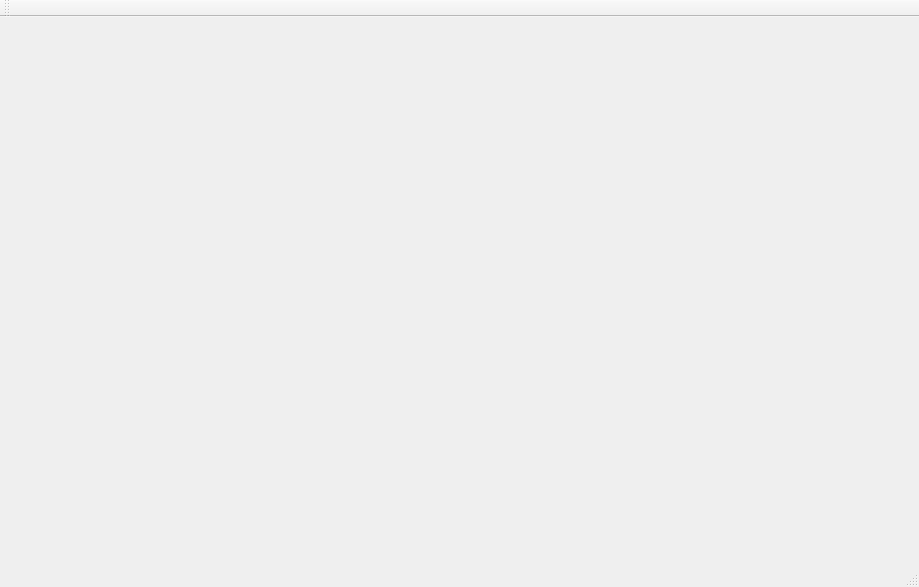
This is ui/main.ui in suisiyuan/IDT_Analyze as Qt 5 draws it before an edit. The edited form follows.
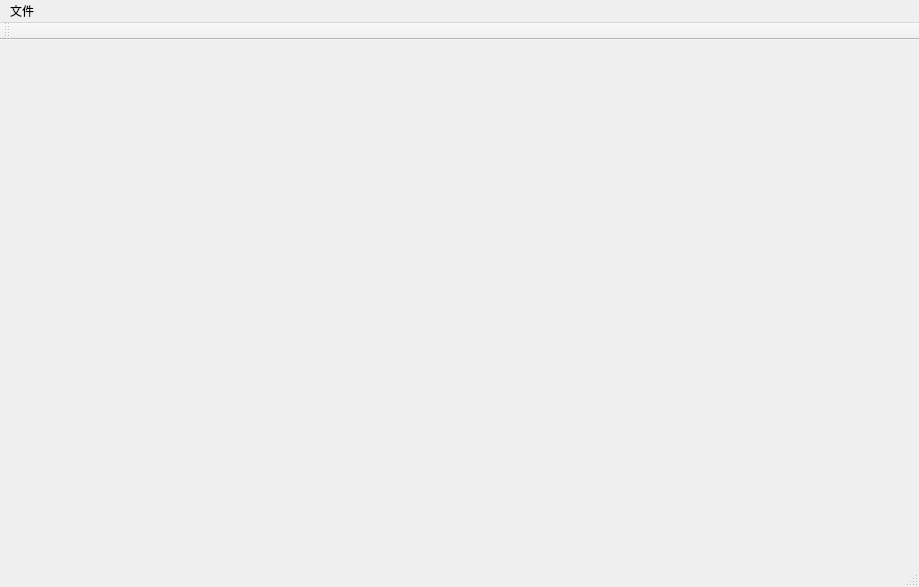
This is the edited form.

Commit message: 修改工程文件，添加生成VS工程脚本。

What changed in the file:
```diff
--- a/ui/main.ui
+++ b/ui/main.ui
@@ -23,13 +23,19 @@
      <height>23</height>
     </rect>
    </property>
+   <widget class="QMenu" name="menu">
+    <property name="title">
+     <string>文件</string>
+    </property>
+   </widget>
+   <addaction name="menu"/>
   </widget>
   <widget class="QToolBar" name="mainToolBar">
    <attribute name="toolBarArea">
     <enum>TopToolBarArea</enum>
    </attribute>
    <attribute name="toolBarBreak">
-    <bool>false</bool>
+    <bool>true</bool>
    </attribute>
   </widget>
   <widget class="QStatusBar" name="statusBar"/>
```
The commit also changes 3 other files.
